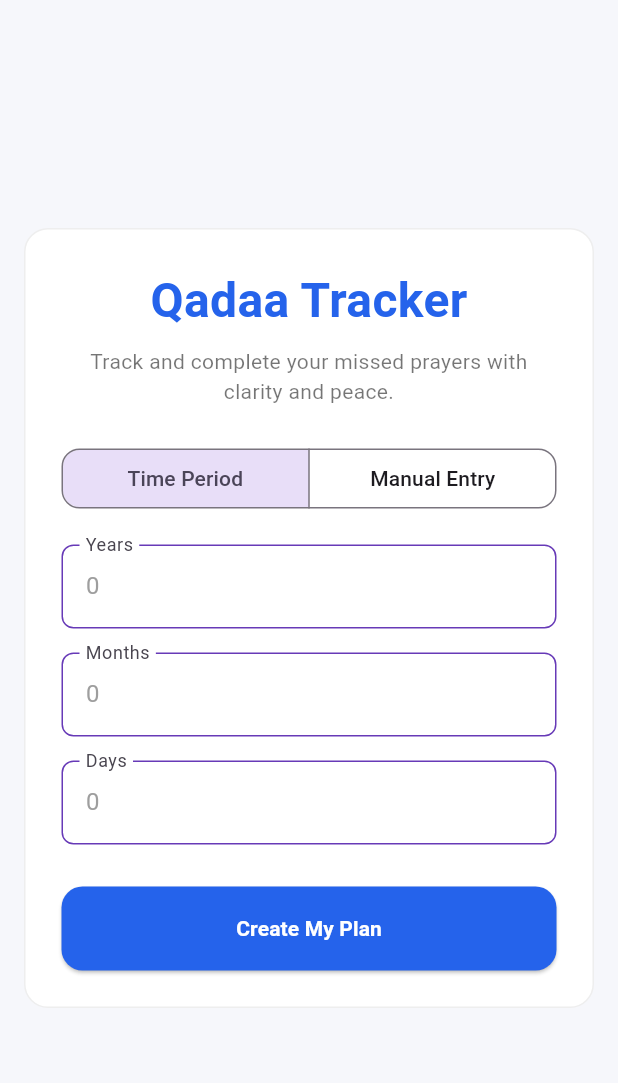
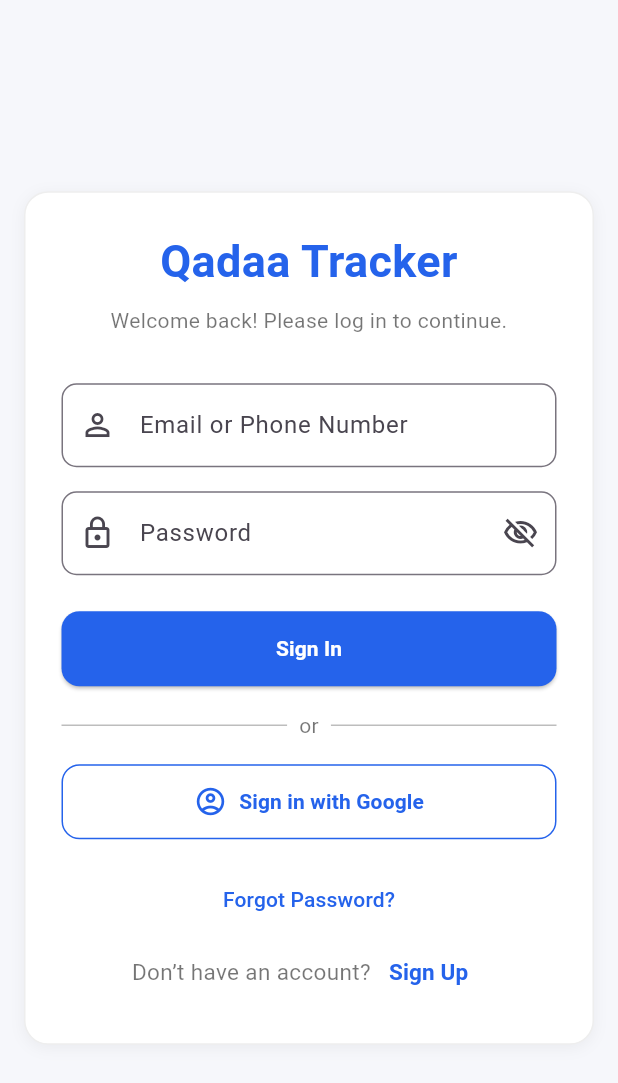
Before and after one commit to youssefeldesoukyy/qadaa_prayer_tracker, a Flutter app: the screen it shows after launch, on a phone screen of 412 x 824 dp. Shown: the top 1083 px of the screen. Run offline on Flutter 3.47's test engine with Material 3 defaults, Android fonts, the phone set to English and light mode, and no system bars; generated files the repository leaves out were written again.

Commit message:
Added Sign in page

```diff
--- /dev/null
+++ b/lib/Views/sign_in_screen.dart
@@ -0,0 +1,200 @@
+import 'package:flutter/material.dart';
+import 'package:qadaa_prayer_tracker/Views/qadaa_missed.dart';
+import 'package:qadaa_prayer_tracker/Views/sign_up_screen.dart';
+
+class SignInScreen extends StatefulWidget {
+  const SignInScreen({super.key});
+
+  @override
+  State<SignInScreen> createState() => _SignInScreenState();
+}
+
+class _SignInScreenState extends State<SignInScreen> {
+  final _emailOrPhoneController = TextEditingController();
+  final _passwordController = TextEditingController();
+  bool _obscurePassword = true;
+
+  @override
+  Widget build(BuildContext context) {
+    return Scaffold(
+      backgroundColor: const Color(0xFFF6F7FB),
+      body: Center(
+        child: SingleChildScrollView(
+          padding: const EdgeInsets.all(16),
+          child: Container(
+            constraints: const BoxConstraints(maxWidth: 600),
+            padding: const EdgeInsets.all(24),
+            decoration: BoxDecoration(
+              color: Colors.white,
+              borderRadius: BorderRadius.circular(16),
+              border: Border.all(color: Colors.grey.shade200),
+              boxShadow: [
+                BoxShadow(
+                  color: Colors.black.withOpacity(0.05),
+                  blurRadius: 8,
+                  offset: const Offset(0, 2),
+                ),
+              ],
+            ),
+            child: Column(
+              crossAxisAlignment: CrossAxisAlignment.stretch,
+              children: [
+                const Text(
+                  "Qadaa Tracker",
+                  textAlign: TextAlign.center,
+                  style: TextStyle(
+                    color: Color(0xFF2563EB),
+                    fontSize: 30,
+                    fontWeight: FontWeight.bold,
+                  ),
+                ),
+                const SizedBox(height: 8),
+                const Text(
+                  "Welcome back! Please log in to continue.",
+                  textAlign: TextAlign.center,
+                  style: TextStyle(color: Colors.black54),
+                ),
+                const SizedBox(height: 32),
+
+                // Email or phone
+                TextField(
+                  controller: _emailOrPhoneController,
+                  decoration: InputDecoration(
+                    labelText: "Email or Phone Number",
+                    border: OutlineInputBorder(
+                      borderRadius: BorderRadius.circular(10),
+                    ),
+                    prefixIcon: const Icon(Icons.person_outline),
+                  ),
+                ),
+                const SizedBox(height: 16),
+
+                // Password
+                TextField(
+                  controller: _passwordController,
+                  obscureText: _obscurePassword,
+                  decoration: InputDecoration(
+                    labelText: "Password",
+                    border: OutlineInputBorder(
+                      borderRadius: BorderRadius.circular(10),
+                    ),
+                    prefixIcon: const Icon(Icons.lock_outline),
+                    suffixIcon: IconButton(
+                      icon: Icon(
+                        _obscurePassword
+                            ? Icons.visibility_off_outlined
+                            : Icons.visibility_outlined,
+                      ),
+                      onPressed: () =>
+                          setState(() => _obscurePassword = !_obscurePassword),
+                    ),
+                  ),
+                ),
+                const SizedBox(height: 24),
+
+                // Sign In button
+                ElevatedButton(
+                  onPressed: () {
+                    Navigator.push(
+                      context,
+                      MaterialPageRoute(builder: (_) => const QadaaMissed()),
+                    );
+                  },
+                  style: ElevatedButton.styleFrom(
+                    backgroundColor: const Color(0xFF2563EB),
+                    foregroundColor: Colors.white,
+                    minimumSize: const Size.fromHeight(50),
+                    shape: RoundedRectangleBorder(
+                      borderRadius: BorderRadius.circular(12),
+                    ),
+                  ),
+                  child: const Text(
+                    "Sign In",
+                    style: TextStyle(fontWeight: FontWeight.w600),
+                  ),
+                ),
+                const SizedBox(height: 16),
+
+                // Divider
+                Row(
+                  children: const [
+                    Expanded(child: Divider(color: Colors.black26)),
+                    Padding(
+                      padding: EdgeInsets.symmetric(horizontal: 8),
+                      child:
+                          Text("or", style: TextStyle(color: Colors.black54)),
+                    ),
+                    Expanded(child: Divider(color: Colors.black26)),
+                  ],
+                ),
+                const SizedBox(height: 16),
+
+                // Login with Google
+                OutlinedButton.icon(
+                  onPressed: () {
+                    // TODO: Google login logic
+                  },
+                  icon: const Icon(Icons.account_circle_outlined, size: 22),
+                  label: const Text(
+                    "Sign in with Google",
+                    style: TextStyle(fontWeight: FontWeight.w600),
+                  ),
+                  style: OutlinedButton.styleFrom(
+                    padding: const EdgeInsets.symmetric(vertical: 14),
+                    side: const BorderSide(color: Color(0xFF2563EB)),
+                    foregroundColor: const Color(0xFF2563EB),
+                    shape: RoundedRectangleBorder(
+                      borderRadius: BorderRadius.circular(12),
+                    ),
+                  ),
+                ),
+
+                const SizedBox(height: 16),
+
+                // Forgot password
+                TextButton(
+                  onPressed: () {},
+                  child: const Text(
+                    "Forgot Password?",
+                    style: TextStyle(color: Color(0xFF2563EB)),
+                  ),
+                ),
+
+                // Don’t have an account? Sign Up
+                Row(
+                  mainAxisAlignment: MainAxisAlignment.center,
+                  children: [
+                    const Text(
+                      "Don’t have an account?",
+                      style: TextStyle(
+                        color: Colors.black54,
+                        fontSize: 15,
+                      ),
+                    ),
+                    TextButton(
+                      onPressed: () {
+                        Navigator.push(
+                          context,
+                          MaterialPageRoute(
+                              builder: (_) => const SignUpScreen()),
+                        );
+                      },
+                      child: const Text(
+                        "Sign Up",
+                        style: TextStyle(
+                          color: Color(0xFF2563EB),
+                          fontWeight: FontWeight.bold,
+                          fontSize: 15,
+                        ),
+                      ),
+                    ),
+                  ],
+                ),
+              ],
+            ),
+          ),
+        ),
+      ),
+    );
+  }
+}
--- a/lib/main.dart
+++ b/lib/main.dart
@@ -1,7 +1,9 @@
 import 'package:flutter/material.dart';
 import 'package:flutter_localizations/flutter_localizations.dart';
 import 'package:flutter_gen/gen_l10n/app_localizations.dart';
+import 'package:qadaa_prayer_tracker/Views/sign_in_screen.dart';
 import 'package:qadaa_prayer_tracker/Views/qadaa_missed.dart';
+import 'package:qadaa_prayer_tracker/Views/sign_up_screen.dart';
 
 void main() {
   runApp(const MyApp());
@@ -44,7 +46,7 @@
         GlobalWidgetsLocalizations.delegate,
         GlobalCupertinoLocalizations.delegate,
       ],
-      home: const QadaaMissed(),
+      home: const SignInScreen(),
     );
   }
 }
```
